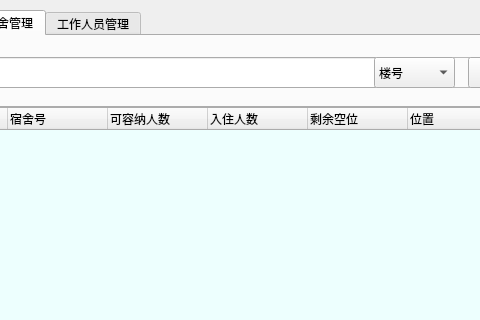
Before: the Qt Designer form UI/_mainUI.ui in 1021723335/SQLwork, drawn with Qt 5; both pictures show x 109 to 589 and y 0 to 320 of the 964 by 565 pixel window.
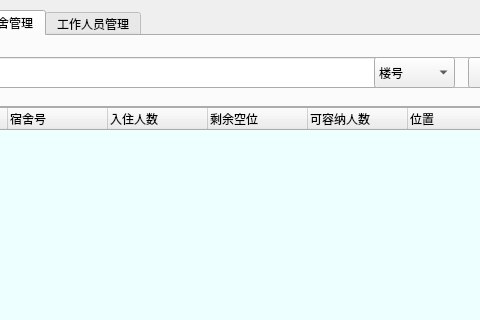
After: the same form once the commit is applied. The open tabs and pages were chosen to show the change. Icons and pictures are not drawn.

Commit message: 更改宿舍表的内容

Patch:
```diff
--- a/UI/_mainUI.ui
+++ b/UI/_mainUI.ui
@@ -724,21 +724,21 @@
          <string>宿舍号</string>
         </property>
        </column>
+       <column>
+        <property name="text">
+         <string>入住人数</string>
+        </property>
+       </column>
+       <column>
+        <property name="text">
+         <string>剩余空位</string>
+        </property>
+       </column>
        <column>
         <property name="text">
          <string>可容纳人数</string>
         </property>
        </column>
-       <column>
-        <property name="text">
-         <string>入住人数</string>
-        </property>
-       </column>
-       <column>
-        <property name="text">
-         <string>剩余空位</string>
-        </property>
-       </column>
        <column>
         <property name="text">
          <string>位置</string>
```
Left out of the diff: 2 changed lines with no effect on the pictures. The commit also changes 1 other file.
